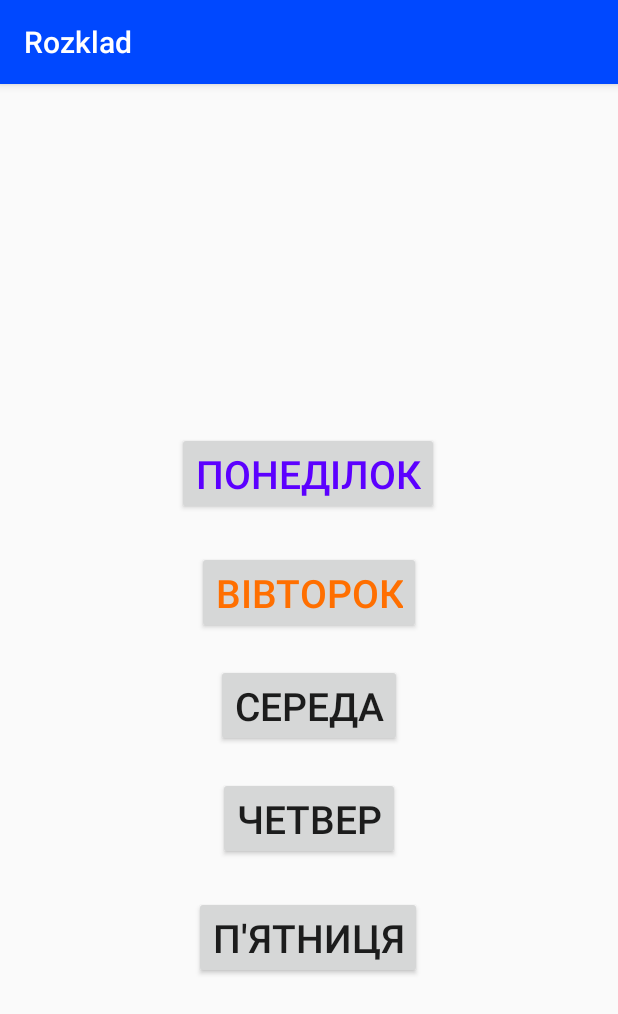
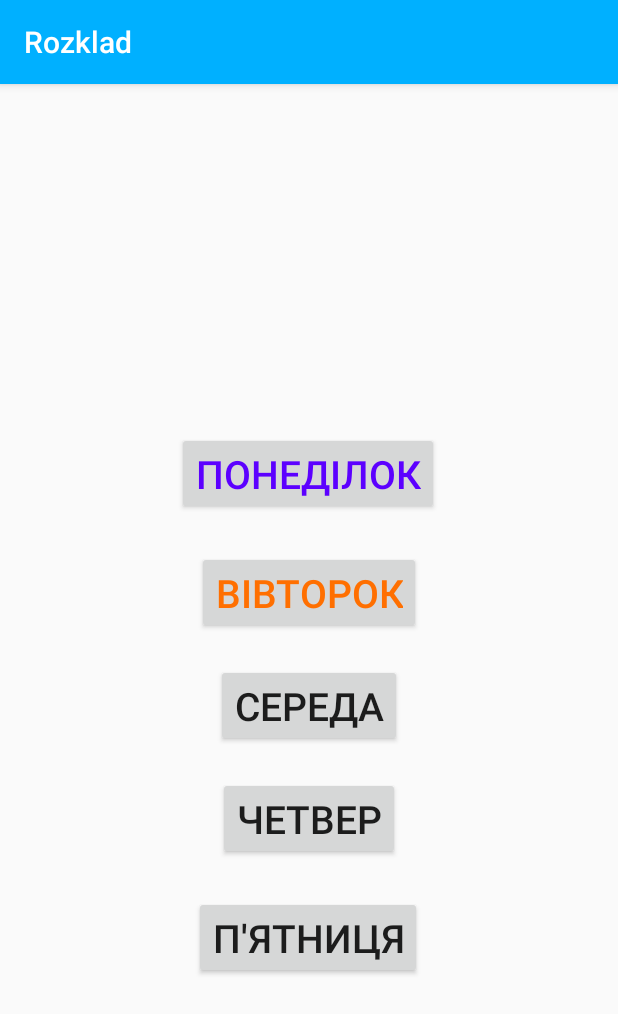
Before and after one commit to glebirus4/rozklad, an Android app: the screen it shows after launch (MainActivity), on a phone screen of 412 x 824 dp. Shown: the top 1014 px of the screen. Run offline under Robolectric (Android 15) with nearby library versions, the phone set to English and light mode, and no system bars.

Commit message:
try to change color

```diff
--- a/app/src/main/res/values/styles.xml
+++ b/app/src/main/res/values/styles.xml
@@ -2,8 +2,8 @@
     <!-- Base application theme. -->
     <style name="AppTheme" parent="Theme.AppCompat.Light.DarkActionBar">
         <!-- Customize your theme here. -->
-        <item name="colorPrimary">#0048FF</item>
-        <item name="colorPrimaryDark">@color/colorPrimaryDark</item>
+        <item name="colorPrimary">#00B0FF</item>
+        <item name="colorPrimaryDark">#00628E</item>
         <item name="colorAccent">#FFE500</item>
     </style>
 
```
Also changed, not shown: app/src/main/res/values/colors.xml (+4 -4 lines).
